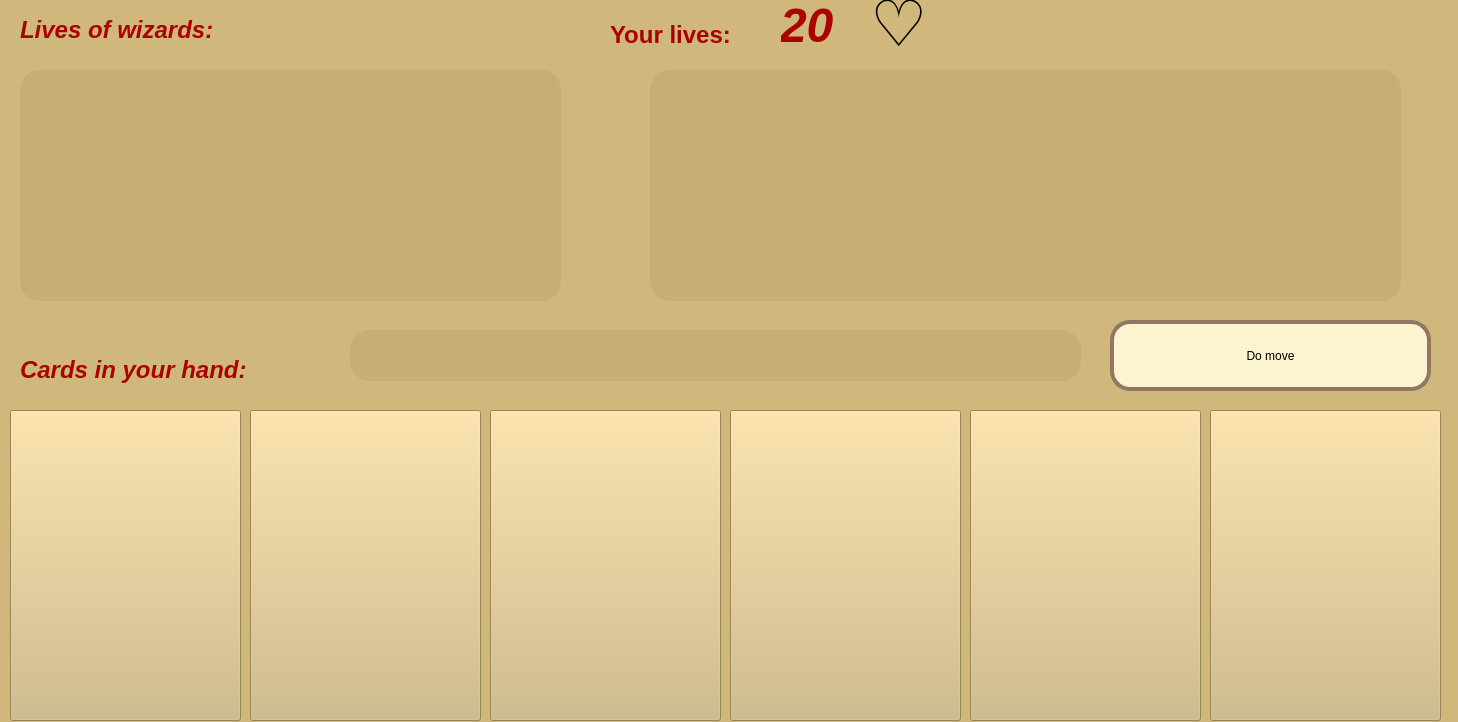
The window that client/forms/board.ui (Alina-Muha/Epic-Spell-Wars) describes before a commit, drawn with Qt 5.
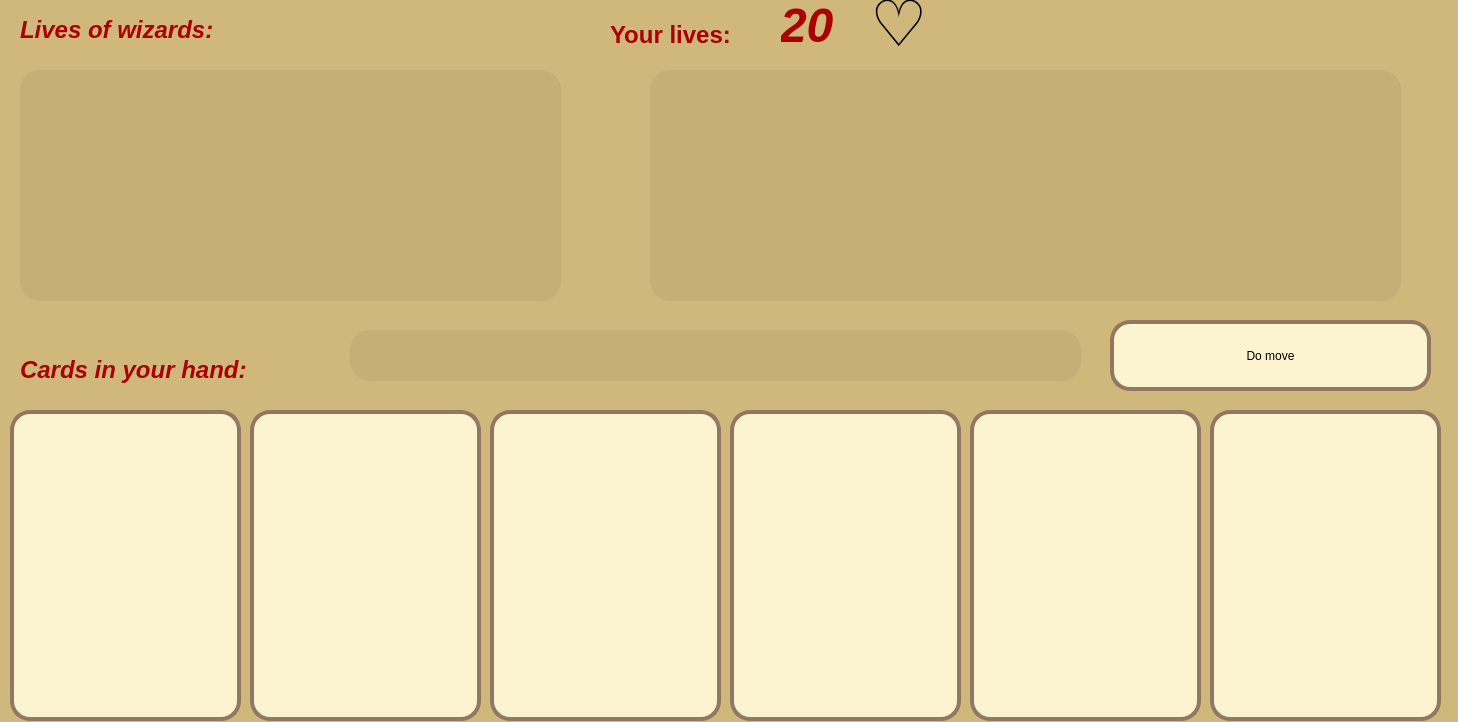
The same window after the commit.

Commit message: correct check, graphics

What changed in the file:
```diff
--- a/client/forms/board.ui
+++ b/client/forms/board.ui
@@ -123,7 +123,12 @@
     </rect>
    </property>
    <property name="styleSheet">
-    <string notr="true"/>
+    <string notr="true">font: 16pt &quot;Papyrus&quot;;
+border-radius: 20px;
+background-color: rgb(252, 244, 206);
+border: 4px solid #927862;
+
+</string>
    </property>
    <property name="text">
     <string/>
@@ -139,7 +144,12 @@
     </rect>
    </property>
    <property name="styleSheet">
-    <string notr="true"/>
+    <string notr="true">font: 16pt &quot;Papyrus&quot;;
+border-radius: 20px;
+background-color: rgb(252, 244, 206);
+border: 4px solid #927862;
+
+</string>
    </property>
    <property name="text">
     <string/>
@@ -155,7 +165,12 @@
     </rect>
    </property>
    <property name="styleSheet">
-    <string notr="true"/>
+    <string notr="true">font: 16pt &quot;Papyrus&quot;;
+border-radius: 20px;
+background-color: rgb(252, 244, 206);
+border: 4px solid #927862;
+
+</string>
    </property>
    <property name="text">
     <string/>
@@ -171,7 +186,12 @@
     </rect>
    </property>
    <property name="styleSheet">
-    <string notr="true"/>
+    <string notr="true">font: 16pt &quot;Papyrus&quot;;
+border-radius: 20px;
+background-color: rgb(252, 244, 206);
+border: 4px solid #927862;
+
+</string>
    </property>
    <property name="text">
     <string/>
@@ -187,7 +207,12 @@
     </rect>
    </property>
    <property name="styleSheet">
-    <string notr="true"/>
+    <string notr="true">font: 16pt &quot;Papyrus&quot;;
+border-radius: 20px;
+background-color: rgb(252, 244, 206);
+border: 4px solid #927862;
+
+</string>
    </property>
    <property name="text">
     <string/>
@@ -203,7 +228,12 @@
     </rect>
    </property>
    <property name="styleSheet">
-    <string notr="true"/>
+    <string notr="true">font: 16pt &quot;Papyrus&quot;;
+border-radius: 20px;
+background-color: rgb(252, 244, 206);
+border: 4px solid #927862;
+
+</string>
    </property>
    <property name="text">
     <string/>
```
The commit also changes 2 other files.
